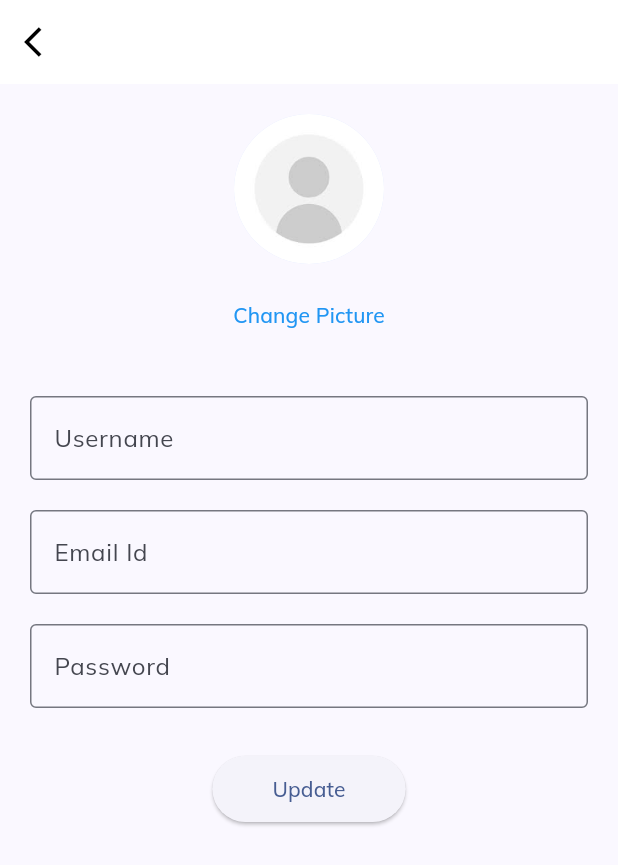
After one commit to asifimtiaz93/TripWise, a Flutter app: the ProfilePageEdit screen opened directly, after a tap on "Change Picture", on a phone screen of 412 x 824 dp. The commit adds this screen. Shown: the top 865 px of the screen. Run offline on Flutter 3.47's test engine with Material 3 defaults, Android fonts, the phone set to English and light mode, and no system bars; our stand-ins replace awesome_snackbar_content, cloud_firestore, firebase_auth, firebase_core, firebase_storage, google_fonts and 3 more; accounts and stored records are empty.

Commit message:
update of 15 jul

```diff
--- /dev/null
+++ b/lib/pages/navpages/profile_page_edit.dart
@@ -0,0 +1,196 @@
+import 'dart:io'; // Add this import
+import 'package:firebase_auth/firebase_auth.dart';
+import 'package:cloud_firestore/cloud_firestore.dart';
+import 'package:flutter/material.dart';
+import 'package:image_picker/image_picker.dart';
+import 'package:firebase_storage/firebase_storage.dart';
+
+class ProfilePageEdit extends StatefulWidget {
+  final User? user;
+
+  const ProfilePageEdit({Key? key, this.user}) : super(key: key);
+
+  @override
+  _ProfilePageEditState createState() => _ProfilePageEditState();
+}
+
+class _ProfilePageEditState extends State<ProfilePageEdit> {
+  final _nameController = TextEditingController();
+  final _emailController = TextEditingController();
+  final _passwordController = TextEditingController();
+
+  @override
+  void initState() {
+    super.initState();
+    _fetchUserData();
+  }
+
+  Future<void> _fetchUserData() async {
+    if (widget.user != null) {
+      DocumentSnapshot userDoc = await FirebaseFirestore.instance.collection('User').doc(widget.user!.uid).get();
+      if (userDoc.exists) {
+        Map<String, dynamic>? userData = userDoc.data() as Map<String, dynamic>?;
+        if (userData != null) {
+          _nameController.text = userData['Name'] ?? '';
+          _emailController.text = userData['Email'] ?? '';
+          // You can set other fields here if needed
+        }
+      } else {
+        _nameController.text = widget.user?.displayName ?? '';
+        _emailController.text = widget.user?.email ?? '';
+      }
+    }
+  }
+
+  @override
+  void dispose() {
+    _nameController.dispose();
+    _emailController.dispose();
+    _passwordController.dispose();
+    super.dispose();
+  }
+
+  Future<void> _changeProfilePicture() async {
+    final picker = ImagePicker();
+    final pickedFile = await picker.pickImage(source: ImageSource.gallery);
+
+    if (pickedFile != null) {
+      final storageRef = FirebaseStorage.instance
+          .ref()
+          .child('userProfilePictures')
+          .child('${widget.user!.uid}.jpg');
+      await storageRef.putFile(File(pickedFile.path));
+      final downloadURL = await storageRef.getDownloadURL();
+
+      // Update the user profile
+      await widget.user!.updatePhotoURL(downloadURL);
+
+      // Update Firestore
+      await FirebaseFirestore.instance.collection('User').doc(widget.user!.uid).update({
+        'ProfilePicture': downloadURL,
+      });
+
+      setState(() {
+        // Trigger UI update
+      });
+
+      ScaffoldMessenger.of(context).showSnackBar(
+        SnackBar(content: Text('Profile picture updated successfully')),
+      );
+    }
+  }
+
+  Future<void> _updateProfile() async {
+    User? user = widget.user;
+
+    try {
+      // Update display name
+      if (_nameController.text.isNotEmpty && user != null) {
+        await user.updateDisplayName(_nameController.text);
+      }
+
+      // Update email
+      if (_emailController.text.isNotEmpty && user != null) {
+        await user.updateEmail(_emailController.text);
+      }
+
+      // Update password
+      if (_passwordController.text.isNotEmpty && user != null) {
+        await user.updatePassword(_passwordController.text);
+      }
+
+      // Update Firestore
+      if (user != null) {
+        await FirebaseFirestore.instance.collection('User').doc(user.uid).update({
+          'Name': _nameController.text,
+          'Email': _emailController.text,
+          'ProfilePicture': user.photoURL ?? '',
+        });
+      }
+
+      ScaffoldMessenger.of(context).showSnackBar(
+        SnackBar(content: Text('Profile updated successfully')),
+      );
+    } on FirebaseAuthException catch (e) {
+      ScaffoldMessenger.of(context).showSnackBar(
+        SnackBar(content: Text(e.message ?? 'Update failed')),
+      );
+    }
+  }
+
+  @override
+  Widget build(BuildContext context) {
+    return Scaffold(
+      appBar: AppBar(
+        backgroundColor: Colors.white,
+        elevation: 0,
+        leading: IconButton(
+          icon: Icon(Icons.arrow_back_ios, color: Colors.black),
+          onPressed: () {
+            Navigator.pop(context);
+          },
+        ),
+      ),
+      body: Padding(
+        padding: const EdgeInsets.all(20.0),
+        child: Column(
+          crossAxisAlignment: CrossAxisAlignment.center,
+          children: [
+            CircleAvatar(
+              radius: 50,
+              backgroundImage: widget.user?.photoURL != null
+                  ? NetworkImage(widget.user!.photoURL!)
+                  : AssetImage('assets/profile.jpeg') as ImageProvider,
+            ),
+            SizedBox(height: 10),
+            TextButton(
+              onPressed: _changeProfilePicture,
+              child: Text(
+                'Change Picture',
+                style: TextStyle(
+                  color: Colors.blue,
+                ),
+              ),
+            ),
+            SizedBox(height: 30),
+            TextField(
+              decoration: InputDecoration(
+                labelText: 'Username',
+                border: OutlineInputBorder(),
+              ),
+              controller: _nameController,
+            ),
+            SizedBox(height: 20),
+            TextField(
+              decoration: InputDecoration(
+                labelText: 'Email Id',
+                border: OutlineInputBorder(),
+              ),
+              controller: _emailController,
+            ),
+            SizedBox(height: 20),
+            TextField(
+              obscureText: true,
+              decoration: InputDecoration(
+                labelText: 'Password',
+                border: OutlineInputBorder(),
+              ),
+              controller: _passwordController,
+            ),
+            SizedBox(height: 30),
+            ElevatedButton(
+              onPressed: _updateProfile,
+              child: Text('Update'),
+              style: ElevatedButton.styleFrom(
+                padding: EdgeInsets.symmetric(horizontal: 40, vertical: 12),
+                shape: RoundedRectangleBorder(
+                  borderRadius: BorderRadius.circular(25.0),
+                ),
+              ),
+            ),
+          ],
+        ),
+      ),
+    );
+  }
+}
--- a/pubspec.yaml
+++ b/pubspec.yaml
@@ -30,6 +30,11 @@ dependencies:
   intl: ^0.18.1
   video_player: ^2.2.18
   youtube_player_flutter: ^9.0.1
+  cloud_firestore: ^5.1.0
+  firebase_storage: ^12.1.1
+  image_picker: ^1.1.2
+  shared_preferences: ^2.2.3
+  uuid: ^4.4.2
 
 dev_dependencies:
   flutter_test:
```
Also changed, not shown: lib/pages/navpages/home_page.dart (+39 -5 lines), lib/pages/navpages/main_page.dart (+9 -9 lines), lib/pages/navpages/onboard_info_1.dart (+9 -5 lines), lib/pages/navpages/onboard_info_2.dart (+9 -3 lines), lib/pages/navpages/onboard_info_3.dart (+51 -45 lines), lib/pages/navpages/profile_page.dart (+50 -9 lines), lib/pages/navpages/signin.dart (+58 -36 lines), lib/pages/navpages/signup.dart (+19 -6 lines), lib/services/auth_services.dart (added, +47 -0 lines), assets/profile.jpeg (added), assets/profile.jpg (deleted), pubspec.lock, 6 other files.
